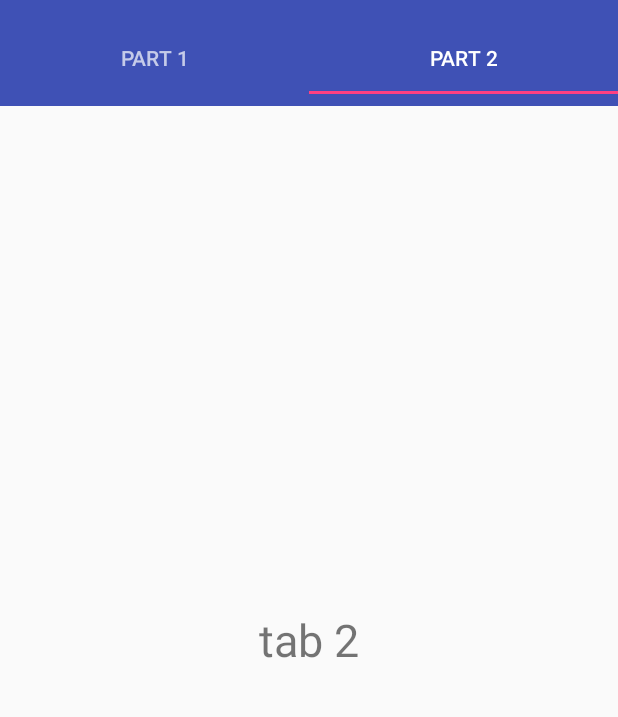
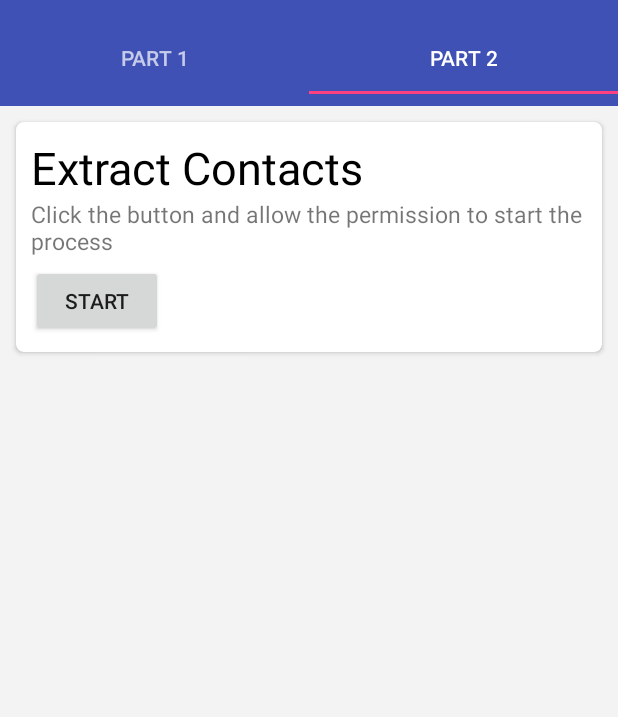
Before and after one commit to ajyotirmay/android-RxJava, an Android app: the screen it shows after launch (MainActivity), tab 2 chosen, on a phone screen of 412 x 824 dp, the part 62-779 px from its top. Run offline under Robolectric (Android 15) with nearby library versions, the phone set to English and light mode, and no system bars; our stand-ins replace RxJava, Volley.

Commit message:
Implemented feature to extract contacts in CSV format and archive it in a zip file

```diff
--- a/src/main/AndroidManifest.xml
+++ b/src/main/AndroidManifest.xml
@@ -3,6 +3,8 @@
     package="appjoe.wordpress.com.testdemo">
 
     <uses-permission android:name="android.permission.INTERNET" />
+    <uses-permission android:name="android.permission.READ_CONTACTS"/>
+    <uses-permission android:name="android.permission.WRITE_EXTERNAL_STORAGE"/>
 
     <application
         android:allowBackup="true"
--- a/src/main/java/appjoe/wordpress/com/testdemo/Tab1.java
+++ b/src/main/java/appjoe/wordpress/com/testdemo/Tab1.java
@@ -27,7 +27,7 @@ import retrofit2.Retrofit;
 import retrofit2.converter.gson.GsonConverterFactory;
 
 
-/**
+/*
  * A simple {@link Fragment} subclass.
  * Activities that contain this fragment must implement the
  * {@link Tab1.OnFragmentInteractionListener} interface
@@ -51,15 +51,13 @@ public class Tab1 extends Fragment implements CardAdapter.OnItemClickListener{
     private CardAdapter mCardAdapter;
     private ArrayList<Card> mCardList;
 
-    TextView textView;
-
     private OnFragmentInteractionListener mListener;
 
     public Tab1() {
         // Required empty public constructor
     }
 
-    /**
+    /*
      * Use this factory method to create a new instance of
      * this fragment using the provided parameters.
      *
@@ -97,11 +95,9 @@ public class Tab1 extends Fragment implements CardAdapter.OnItemClickListener{
 
         mCardList = new ArrayList<>();
 
-//        mRequestQueue = Volley.newRequestQueue(getActivity());
-
         /*
          * Retrofit code to fetch the Json data
-         * */
+         */
         Retrofit retrofit = new Retrofit.Builder()
                 .baseUrl(ApiService.BASE_URL)
                 .addConverterFactory(GsonConverterFactory.create())
@@ -118,7 +114,6 @@ public class Tab1 extends Fragment implements CardAdapter.OnItemClickListener{
                         .getWorldpopulation());
 
                 for (Worldpopulation j : population) {
-//                    flagData.append(j.getFlag() + "\n");
                     String countryName = j.getCountry();
                     String imageUrl = j.getFlag();
                     int rank = j.getRank();
@@ -137,8 +132,6 @@ public class Tab1 extends Fragment implements CardAdapter.OnItemClickListener{
                 Log.d("JSONError", t.getMessage());
             }
         });
-
-//        mRequestQueue.add(request);
 
         // Inflate the layout for this fragment
         return v;
@@ -178,7 +171,7 @@ public class Tab1 extends Fragment implements CardAdapter.OnItemClickListener{
         startActivity(imagePreview);
     }
 
-    /**
+    /*
      * This interface must be implemented by activities that contain this
      * fragment to allow an interaction in this fragment to be communicated
      * to the activity and potentially other fragments contained in that
--- a/src/main/res/layout/activity_main.xml
+++ b/src/main/res/layout/activity_main.xml
@@ -10,7 +10,6 @@
     <Toolbar
         android:layout_width="match_parent"
         android:layout_height="wrap_content"
-        android:id="@+id/toolbar"
         android:background="@color/colorPrimary"
         android:minHeight="?attr/actionBarSize"
         android:theme="@style/Base.ThemeOverlay.AppCompat.Dark.ActionBar"
--- a/src/main/res/layout/fragment_tab2.xml
+++ b/src/main/res/layout/fragment_tab2.xml
@@ -1,16 +1,51 @@
 <?xml version="1.0" encoding="utf-8"?>
-<RelativeLayout xmlns:android="http://schemas.android.com/apk/res/android"
+<LinearLayout xmlns:android="http://schemas.android.com/apk/res/android"
     xmlns:tools="http://schemas.android.com/tools"
     android:layout_width="match_parent"
     android:layout_height="match_parent"
-    tools:context=".Tab2">
+    xmlns:app="http://schemas.android.com/apk/res-auto"
+    tools:context=".Tab2"
+    android:orientation="vertical"
+    android:padding="5dp"
+    android:background="@color/cardActivityBG"
+    android:id="@+id/tab2_layout">
 
-    <!-- TODO: Update blank fragment layout -->
-    <TextView
-        android:layout_width="wrap_content"
+    <android.support.v7.widget.CardView
+        android:layout_width="match_parent"
         android:layout_height="wrap_content"
-        android:text="tab 2"
-        android:textSize="30dp"
-        android:layout_centerInParent="true"/>
+        app:cardCornerRadius="5dp"
+        android:layout_margin="5dp">
 
-</RelativeLayout>
+        <LinearLayout
+            android:layout_width="match_parent"
+            android:layout_height="match_parent"
+            android:orientation="vertical"
+            android:layout_margin="10dp">
+
+            <TextView
+                android:layout_width="match_parent"
+                android:layout_height="wrap_content"
+                android:text="Extract Contacts"
+                android:textSize="30sp"
+                android:textColor="@android:color/black"/>
+
+            <TextView
+                android:layout_width="match_parent"
+                android:layout_height="wrap_content"
+                android:text="Click the button and allow the permission to start the process"
+                android:textSize="15sp"/>
+
+            <Button
+                android:id="@+id/extractContact"
+                android:layout_width="wrap_content"
+                android:layout_height="wrap_content"
+                android:text="Start"
+                android:layout_marginTop="5dp"
+                />
+
+        </LinearLayout>
+
+    </android.support.v7.widget.CardView>
+
+
+</LinearLayout>
--- a/src/main/res/layout/gridlayout.xml
+++ /dev/null
@@ -1,5 +0,0 @@
-<?xml version="1.0" encoding="utf-8"?>
-<RelativeLayout xmlns:android="http://schemas.android.com/apk/res/android"
-    android:layout_width="match_parent" android:layout_height="match_parent">
-
-</RelativeLayout>
--- a/src/main/res/values/strings.xml
+++ b/src/main/res/values/strings.xml
@@ -1,6 +1,3 @@
 <resources>
     <string name="app_name">TestDemo</string>
-
-    <!-- TODO: Remove or change this placeholder text -->
-    <string name="hello_blank_fragment">Hello blank fragment</string>
 </resources>
```
Also changed, not shown: src/main/java/appjoe/wordpress/com/testdemo/HttpHandler.java (deleted, +0 -64 lines), src/main/java/appjoe/wordpress/com/testdemo/Tab2.java (+296 -1 lines), src/main/java/appjoe/wordpress/com/testdemo/adapter/RecyclerViewAdapter.java (deleted, +0 -21 lines).
